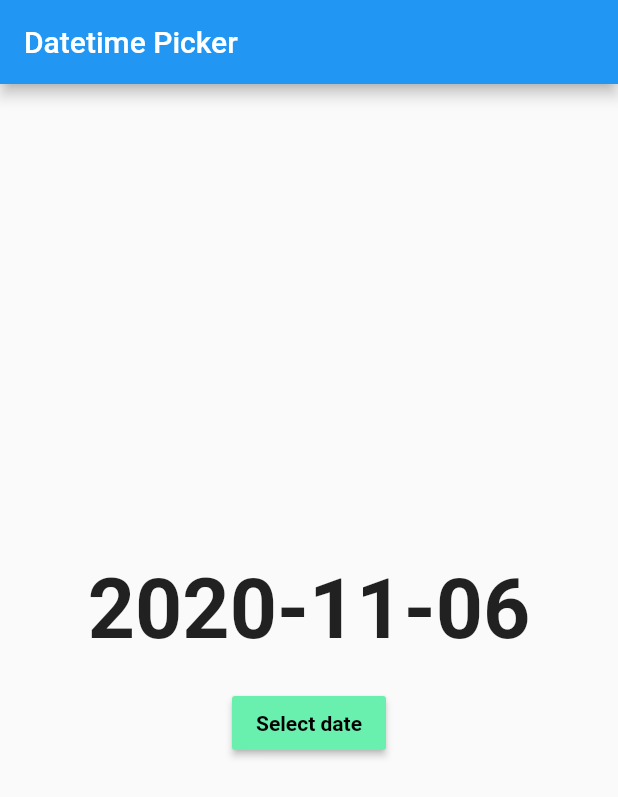
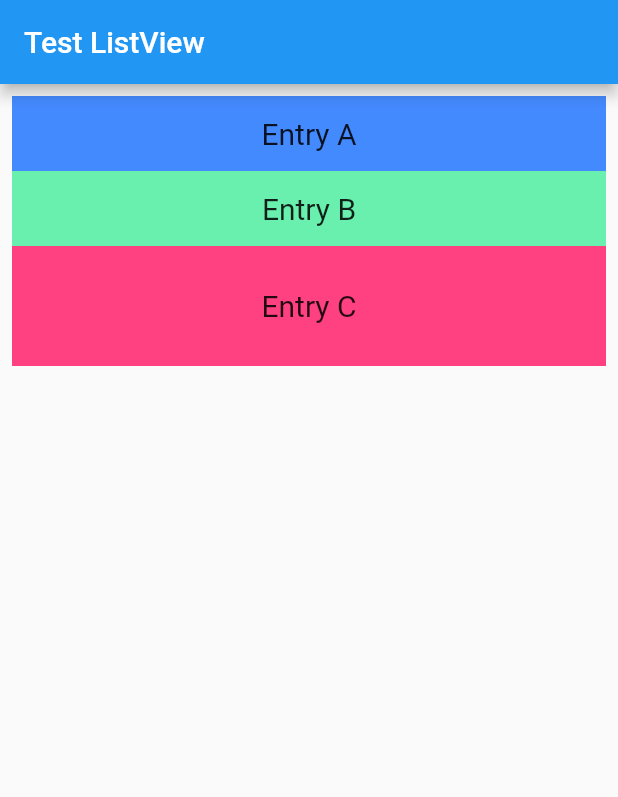
Before and after one commit to f-fathurrahman/ffr-dart-stuffs, a Flutter app: the screen it shows after launch, on a phone screen of 412 x 824 dp. Shown: the top 797 px of the screen. Run offline on Flutter 3.47's test engine with Material 2 defaults, Android fonts, the phone set to English and light mode, and no system bars; our stand-ins replace flutter_datetime_picker; missing offline and left inert: flutter_tex.

Commit message:
Test ListView

```diff
--- a/flutter/test_widgets_01/lib/main.dart
+++ b/flutter/test_widgets_01/lib/main.dart
@@ -1,6 +1,7 @@
 import 'package:flutter/material.dart';
 //import 'TestDatetimePicker.dart';
-import 'TestDatePicker.dart';
+//import 'TestDatePicker.dart';
+import 'test_listview_01.dart';
 
 void main() {
   runApp(MyApp());
@@ -15,7 +16,8 @@ class MyApp extends StatelessWidget {
         primarySwatch: Colors.blue,
       ),
       //home: TestDatetimePicker(),
-      home: TestDatePicker(),
+      //home: TestDatePicker(),
+      home: TestListView01(),
     );
   }
 }
--- /dev/null
+++ b/flutter/test_widgets_01/lib/test_listview_01.dart
@@ -0,0 +1,38 @@
+import 'package:flutter/material.dart';
+
+class TestListView01 extends StatelessWidget {
+  @override
+  Widget build(BuildContext context) {
+    return Scaffold(
+      appBar: AppBar(
+        title: Text('Test ListView')
+      ),
+      body: _createListViewExample01()
+    );
+  }
+
+  Widget _createListViewExample01() {
+    TextStyle txtStyle = TextStyle(fontSize: 20);
+    return ListView(
+      padding: const EdgeInsets.all(8),
+      children: <Widget>[
+        Container(
+          height: 50,
+          color: Colors.blueAccent,
+          child: Center(child: Text('Entry A', style: txtStyle))
+        ),
+        Container(
+          height: 50,
+          color: Colors.greenAccent,
+          child: Center(child: Text('Entry B', style: txtStyle))
+        ),
+        Container(
+          height: 80,
+          color: Colors.pinkAccent,
+          child: Center(child: Text('Entry C', style: txtStyle))
+        )
+      ],
+    );
+  }
+
+}
```
